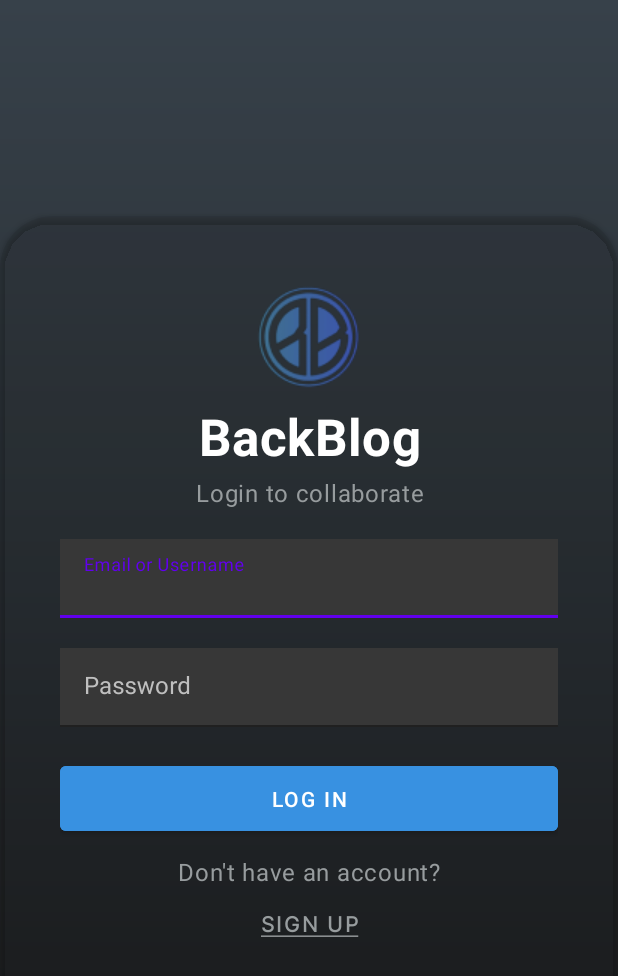
After one commit to jakebuhite/backblog-android, an Android app: the layout activity_login.xml on its own in the app's theme, with its tools: preview values and no code run, on a phone screen of 412 x 824 dp. The commit adds this screen. Shown: the top 976 px of the screen. Run offline under Robolectric (Android 15) with nearby library versions, the phone set to English and light mode, and no system bars.

Commit message:
Designed login and signup activities

```diff
--- a/app/build.gradle.kts
+++ b/app/build.gradle.kts
@@ -2,6 +2,7 @@ plugins {
     id("com.android.application")
     id("org.jetbrains.kotlin.android")
     id("jacoco")
+    id("com.google.gms.google-services")
 }
 
 
@@ -75,6 +76,7 @@ dependencies {
 
     implementation("androidx.core:core-ktx:1.9.0")
     implementation("androidx.core:core-splashscreen:1.0.0")
+    implementation("androidx.cardview:cardview:1.0.0")
     implementation("androidx.appcompat:appcompat:1.6.1")
     implementation("com.google.android.material:material:1.10.0")
     implementation("androidx.constraintlayout:constraintlayout:2.1.4")
@@ -83,6 +85,7 @@ dependencies {
     implementation("androidx.navigation:navigation-fragment-ktx:2.7.4")
     implementation("androidx.navigation:navigation-ui-ktx:2.7.4")
     implementation ("com.google.code.gson:gson:2.8.6")
+    implementation("com.google.firebase:firebase-auth:22.3.0")
     testImplementation("junit:junit:4.1")
 
 
--- /dev/null
+++ b/app/src/main/res/layout/activity_login.xml
@@ -0,0 +1,147 @@
+<?xml version="1.0" encoding="utf-8"?>
+<androidx.constraintlayout.widget.ConstraintLayout
+    xmlns:android="http://schemas.android.com/apk/res/android"
+    xmlns:app="http://schemas.android.com/apk/res-auto"
+    xmlns:tools="http://schemas.android.com/tools"
+    android:padding="16dp"
+    android:layout_width="match_parent"
+    android:layout_height="match_parent">
+
+    <androidx.cardview.widget.CardView
+        android:layout_width="match_parent"
+        android:layout_height="wrap_content"
+        app:layout_constraintBottom_toBottomOf="parent"
+        app:layout_constraintEnd_toEndOf="parent"
+        app:layout_constraintStart_toStartOf="parent"
+        app:layout_constraintTop_toTopOf="parent"
+        app:cardCornerRadius="35dp"
+        app:cardElevation="3dp"
+        app:cardBackgroundColor="#0D000000">
+
+        <androidx.constraintlayout.widget.ConstraintLayout
+            android:padding="40dp"
+            android:layout_width="match_parent"
+            android:layout_height="match_parent">
+
+            <ImageView
+                android:id="@+id/header_image"
+                android:layout_width="match_parent"
+                android:layout_height="80dp"
+                android:src="@drawable/img_logo_80_80"
+                android:contentDescription="@string/backblog_logo"
+                app:layout_constraintEnd_toEndOf="parent"
+                app:layout_constraintStart_toStartOf="parent"
+                app:layout_constraintTop_toTopOf="parent" />
+
+            <TextView
+                android:id="@+id/title"
+                style="@style/TextAppearance.MaterialComponents.Headline4"
+                android:layout_width="match_parent"
+                android:layout_height="wrap_content"
+                android:layout_marginTop="4dp"
+                android:gravity="center"
+                android:text="@string/backblog"
+                android:textStyle="bold"
+                android:textColor="@color/white"
+                android:fontFamily="@font/inter_regular"
+                app:layout_constraintEnd_toEndOf="parent"
+                app:layout_constraintStart_toStartOf="parent"
+                app:layout_constraintTop_toBottomOf="@id/header_image" />
+
+            <TextView
+                android:id="@+id/subtitle"
+                style="@style/TextAppearance.MaterialComponents.Body1"
+                android:layout_width="match_parent"
+                android:layout_height="wrap_content"
+                android:layout_marginTop="4dp"
+                android:gravity="center"
+                android:text="@string/login_to_collaborate"
+                android:textColor="#979C9E"
+                android:fontFamily="@font/inter_regular"
+                app:layout_constraintEnd_toEndOf="parent"
+                app:layout_constraintStart_toStartOf="parent"
+                app:layout_constraintTop_toBottomOf="@id/title" />
+
+            <com.google.android.material.textfield.TextInputLayout
+                android:id="@+id/username"
+                android:layout_width="match_parent"
+                android:layout_height="wrap_content"
+                android:hint="@string/email_or_username"
+                android:layout_marginTop="20dp"
+                android:textColorHint="#bfbfbf"
+                app:layout_constraintEnd_toEndOf="parent"
+                app:layout_constraintStart_toStartOf="parent"
+                app:layout_constraintTop_toBottomOf="@id/subtitle">
+
+                <com.google.android.material.textfield.TextInputEditText
+                    android:layout_width="match_parent"
+                    android:layout_height="wrap_content"
+                    android:padding="15dp"
+                    android:inputType="text"
+                    android:background="#373737"
+                    android:textColor="@color/white" />
+            </com.google.android.material.textfield.TextInputLayout>
+
+            <com.google.android.material.textfield.TextInputLayout
+                android:id="@+id/password"
+                android:layout_width="match_parent"
+                android:layout_height="wrap_content"
+                android:hint="@string/password"
+                android:layout_marginTop="20dp"
+                android:textColorHint="#bfbfbf"
+                app:layout_constraintEnd_toEndOf="parent"
+                app:layout_constraintStart_toStartOf="parent"
+                app:layout_constraintTop_toBottomOf="@id/username">
+
+                <com.google.android.material.textfield.TextInputEditText
+                    android:layout_width="match_parent"
+                    android:layout_height="wrap_content"
+                    android:padding="15dp"
+                    android:background="#373737"
+                    android:textColor="@color/white"
+                    android:inputType="textPassword" />
+            </com.google.android.material.textfield.TextInputLayout>
+
+            <Button
+                android:id="@+id/login_button"
+                android:layout_width="match_parent"
+                android:layout_height="wrap_content"
+                android:text="@string/log_in"
+                android:layout_marginTop="20dp"
+                android:padding="12dp"
+                android:backgroundTint = "#3891E1"
+                app:layout_constraintEnd_toEndOf="parent"
+                app:layout_constraintStart_toStartOf="parent"
+                app:layout_constraintTop_toBottomOf="@id/password" />
+
+            <TextView
+                android:id="@+id/register_prompt"
+                style="@style/TextAppearance.MaterialComponents.Body1"
+                android:layout_width="match_parent"
+                android:layout_height="wrap_content"
+                android:layout_marginTop="10dp"
+                android:gravity="center"
+                android:text="@string/don_t_have_an_account"
+                android:textColor="#979C9E"
+                android:fontFamily="@font/inter_regular"
+                app:layout_constraintEnd_toEndOf="parent"
+                app:layout_constraintStart_toStartOf="parent"
+                app:layout_constraintTop_toBottomOf="@id/login_button" />
+
+            <Button
+                android:id="@+id/textButton"
+                android:layout_width="wrap_content"
+                android:layout_height="wrap_content"
+                android:text="@string/sign_up"
+                android:fontFamily="@font/inter_regular"
+                android:textStyle="bold"
+                android:textColor="#979C9E"
+                style="@style/Widget.MaterialComponents.Button.TextButton"
+                app:layout_constraintEnd_toEndOf="parent"
+                app:layout_constraintStart_toStartOf="parent"
+                app:layout_constraintTop_toBottomOf="@id/register_prompt" />
+
+
+        </androidx.constraintlayout.widget.ConstraintLayout>
+    </androidx.cardview.widget.CardView>
+</androidx.constraintlayout.widget.ConstraintLayout>
--- a/app/src/main/res/values/strings.xml
+++ b/app/src/main/res/values/strings.xml
@@ -3,4 +3,16 @@
     <string name="title_home">"What's Next?"</string>
     <string name="title_search">Search</string>
     <string name="title_friends"></string>
+    <string name="sign_up"><u>Sign up</u></string>
+    <string name="backblog_logo">BackBlog logo</string>
+    <string name="backblog">BackBlog</string>
+    <string name="login_to_collaborate">Login to collaborate</string>
+    <string name="email_or_username">Email or Username</string>
+    <string name="password">Password</string>
+    <string name="log_in">LOG IN</string>
+    <string name="don_t_have_an_account">Don\'t have an account?</string>
+    <string name="sign_up_to_collaborate">Sign up to collaborate</string>
+    <string name="sign_up_no_underline">Sign up</string>
+    <string name="have_an_account">Have an account?</string>
+    <string name="log_in_underline"><u>Log in</u></string>
 </resources>
--- a/build.gradle.kts
+++ b/build.gradle.kts
@@ -1,3 +1,8 @@
+buildscript {
+    dependencies {
+        classpath("com.google.gms:google-services:4.4.0")
+    }
+}
 // Top-level build file where you can add configuration options common to all sub-projects/modules.
 plugins {
     id("com.android.application") version "8.1.2" apply false
```
Also changed, not shown: app/src/main/java/com/tabka/backblog/ui/login/LoginActivity.kt (added, +12 -0 lines), app/src/main/java/com/tabka/backblog/ui/login/SignupActivity.kt (added, +13 -0 lines), app/src/main/res/drawable/card_gradient_background.xml (added, +8 -0 lines), app/src/main/res/layout/activity_signup.xml (added, +147 -0 lines), app/src/main/res/drawable/img_logo_80_80.png (added), app/src/main/res/font/inter_regular.ttf (added), 1 other file.
